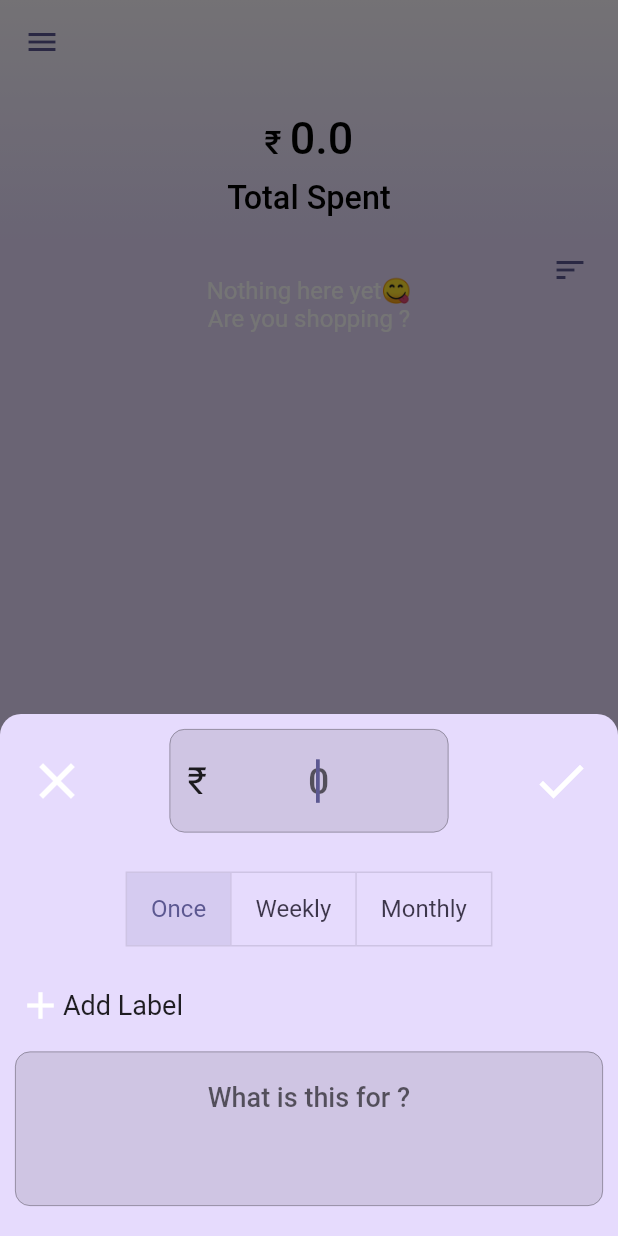
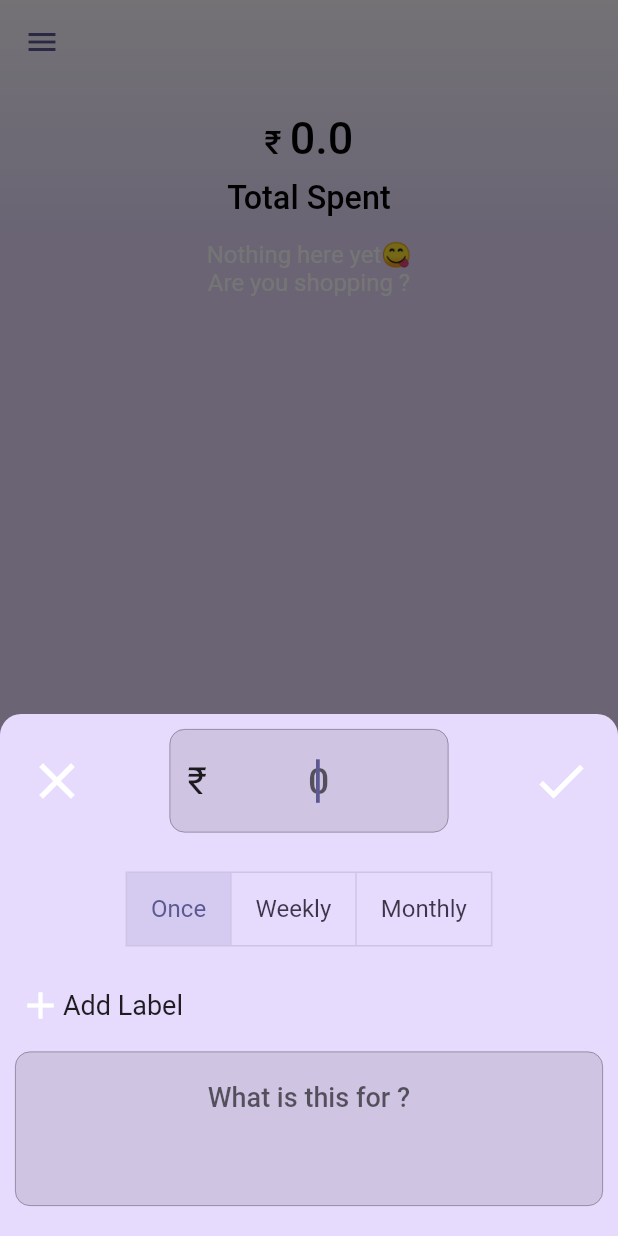
Before and after one commit to maheshj01/Expenses_Flutter_App, a Flutter app: the ExpensePage screen opened by its route, after a tap on an icon or button, on a phone screen of 412 x 824 dp. Run offline on Flutter 3.47's test engine with Material 2 defaults, Android fonts, the light colour scheme and no system bars; our stand-ins replace freezed_annotation, rxdart, shared_preferences; missing offline and left inert: shared_preferences_web, sqfentity, sqfentity_gen; accounts and stored records are empty.

Commit message:
set app theme from local storage

```diff
--- a/lib/constants/exports.dart
+++ b/lib/constants/exports.dart
@@ -1,4 +1,4 @@
-export 'package:expense_manager/pages/login_check.dart';
+export 'package:expense_manager/pages/login.dart';
 export 'package:expense_manager/pages/expense_page.dart';
 export 'package:expense_manager/themes/expense_theme.dart';
 export 'package:expense_manager/constants/strings.dart';
--- a/lib/pages/expense_page.dart
+++ b/lib/pages/expense_page.dart
@@ -149,29 +149,11 @@ class _ExpensePageState extends State<ExpensePage>
                         pinned: true,
                         leading: SizedBox(),
                         titleSpacing: 0,
-                        toolbarHeight: 24,
+                        toolbarHeight: 0,
                         flexibleSpace: Row(
                           crossAxisAlignment: CrossAxisAlignment.center,
                           children: [
-                            Expanded(child: SizedBox()
-                                // StreamBuilder<List<String>>(
-                                //     stream: bloc.labelStream,
-                                //     builder: (BuildContext context,
-                                //         AsyncSnapshot<List<String>>
-                                //             labelSnapshot) {
-                                //       return labelSnapshot.data == null ||
-                                //               labelSnapshot.data!.isEmpty
-                                //           ? SizedBox()
-                                //           : LabelsFilterWidget(
-                                //               labels: labelSnapshot.data!,
-                                //               selectedlabels: filter.labels,
-                                //               color: ExpenseTheme
-                                //                   .colorScheme.primary
-                                //                   .withOpacity(0.4),
-                                //               onTap: (x) async =>
-                                //                   onFilterTap(x));
-                                //     })
-                                ),
+                            Expanded(child: SizedBox()),
                             Padding(
                               padding: const EdgeInsets.only(right: 8.0),
                               child: IconButton(
--- a/lib/themes/expense_theme.dart
+++ b/lib/themes/expense_theme.dart
@@ -56,8 +56,9 @@ class ExpenseTheme {
     );
   }
 
-  static ColorScheme get colorScheme =>
-      appSettings.theme == ThemeMode.dark ? darkColorScheme : lightColorScheme;
+  static ColorScheme get colorScheme => appSettings.getTheme == ThemeMode.dark
+      ? darkColorScheme
+      : lightColorScheme;
 
   static ColorScheme lightColorScheme = ColorScheme.fromSeed(
     seedColor: Color.fromARGB(255, 126, 120, 211),
--- a/lib/widgets/filter_sheet.dart
+++ b/lib/widgets/filter_sheet.dart
@@ -172,7 +172,9 @@ class LabelsFilterWidget extends StatelessWidget {
                   : color!.withOpacity(0.4),
               label: Text(
                 label,
-                style: ExpenseTheme.rupeeStyle,
+                style: ExpenseTheme.rupeeStyle.copyWith(
+                  color: isSelected ? Colors.white : Colors.black,
+                ),
               )),
         ),
       );
--- a/pubspec.yaml
+++ b/pubspec.yaml
@@ -27,6 +27,7 @@ dependencies:
   rxdart: ^0.27.3
   sqfentity: ^2.2.0+5
   sqfentity_gen: ^2.2.0+10
+  shared_preferences: ^2.0.13
 
 dependency_overrides:
   analyzer: ^3.0.0
```
Also changed, not shown: lib/generated_plugin_registrant.dart (added, +16 -0 lines), lib/main.dart (+1 -15 lines), lib/utils/settings.dart (added, +35 -0 lines), lib/pages/login.dart (renamed from lib/pages/login_check.dart), pubspec.lock, 3 other files.
